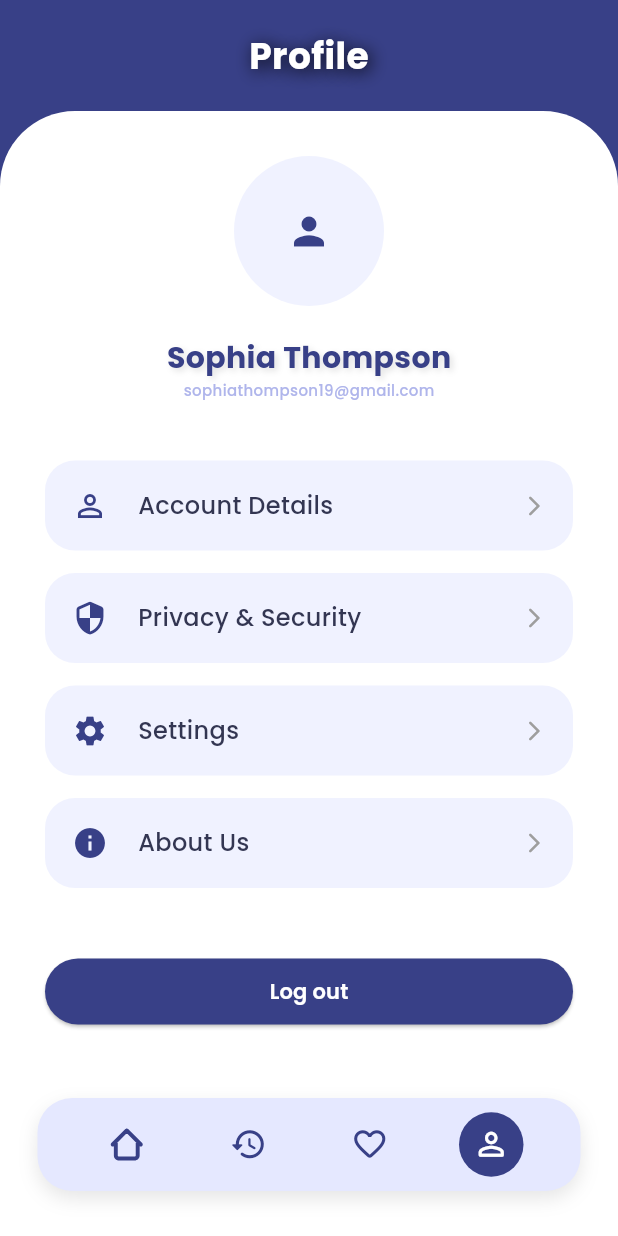
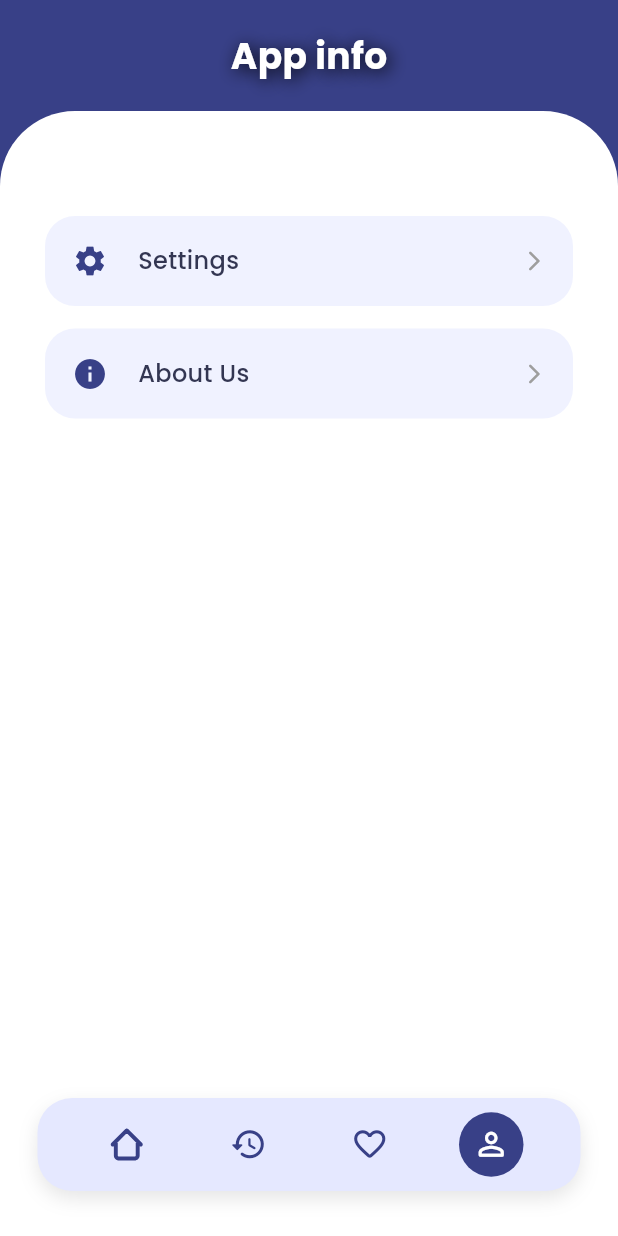
Before and after one commit to xnglcxbb/TataramonTech_frontend, a Flutter app: the HomeScreen screen opened by its route, item 4 of the bottom bar chosen, on a phone screen of 412 x 824 dp. Run offline on Flutter 3.47's test engine with Material 3 defaults, Android fonts, the light colour scheme and no system bars; our stand-ins replace flutter_svg, share_plus.

Commit message:
onboarding&profile changes

```diff
--- a/lib/screens/onboarding/onboarding_1.dart
+++ b/lib/screens/onboarding/onboarding_1.dart
@@ -1,5 +1,5 @@
 import 'package:flutter/material.dart';
-import '../login_screen.dart';
+import '../home_screen.dart';
 
 class Onboarding1 extends StatefulWidget {
   const Onboarding1({super.key});
@@ -22,7 +22,7 @@ class _Onboarding1State extends State<Onboarding1> {
           if (_currentPage == 2) {
             Navigator.pushReplacement(
               context,
-              MaterialPageRoute(builder: (_) => const LoginScreen()),
+              MaterialPageRoute(builder: (_) => const HomeScreen()),
             );
           }
         },
--- a/lib/screens/profile_screen.dart
+++ b/lib/screens/profile_screen.dart
@@ -1,6 +1,6 @@
 import 'package:flutter/material.dart';
-import 'profile_screens/account_details.dart';
-import 'profile_screens/privacy.dart';
+//import 'profile_screens/account_details.dart';
+//import 'profile_screens/privacy.dart';
 import 'profile_screens/settings.dart';
 import 'profile_screens/about_us.dart';
 
@@ -18,7 +18,7 @@ class ProfileScreen extends StatelessWidget {
             alignment: Alignment.center,
             children: [
               Text(
-                'Profile',
+                'App info',
                 style: TextStyle(
                   color: Colors.white,
                   fontFamily: 'PoppinsBold',
@@ -53,7 +53,7 @@ class ProfileScreen extends StatelessWidget {
               child: Column(
                 children: [
                   // Profile Picture Section
-                  const CircleAvatar(
+                  /*const CircleAvatar(
                     radius: 50,
                     backgroundColor: Color(0xFFF0F2FF),
                     child: Icon(Icons.person, size: 30, color: Color(0xFF384087)),
@@ -82,11 +82,11 @@ class ProfileScreen extends StatelessWidget {
                         color: Color(0xFFAFB5EB),
                         fontFamily: 'PoppinsMedium'
                     ),
-                  ),
+                  ),*/
                   const SizedBox(height: 40),
 
-                  // --- CONNECTED BUTTONS ---
-                  _buildProfileItem(
+                   //--- CONNECTED BUTTONS ---
+                  /*_buildProfileItem(
                     Icons.person_outline,
                     "Account Details",
                         () => Navigator.push(
@@ -101,7 +101,7 @@ class ProfileScreen extends StatelessWidget {
                       context,
                       MaterialPageRoute(builder: (context) => const PrivacyScreen()),
                     ),
-                  ),
+                  ), */
                   _buildProfileItem(
                     Icons.settings,
                     "Settings",
@@ -122,7 +122,7 @@ class ProfileScreen extends StatelessWidget {
                   const SizedBox(height: 30),
 
                   // Logout Button
-                  SizedBox(
+                  /*SizedBox(
                     width: double.infinity,
                     child: ElevatedButton(
                       onPressed: () {
@@ -144,7 +144,7 @@ class ProfileScreen extends StatelessWidget {
                         ),
                       ),
                     ),
-                  ),
+                  ),*/
                 ],
               ),
             ),
```
